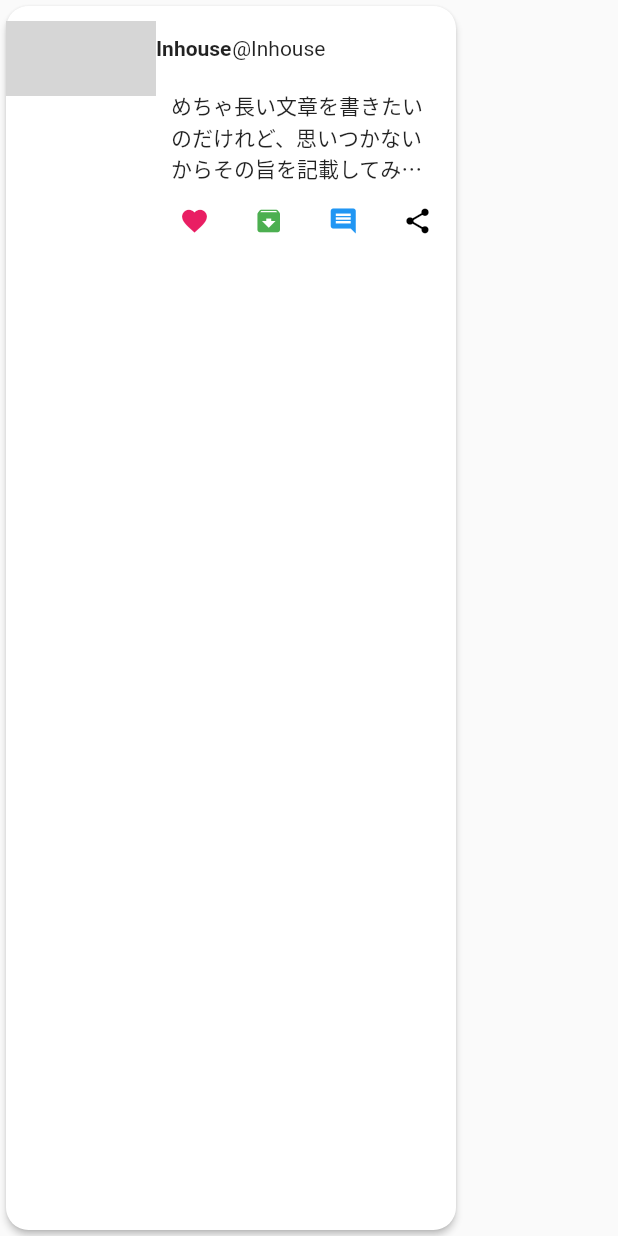
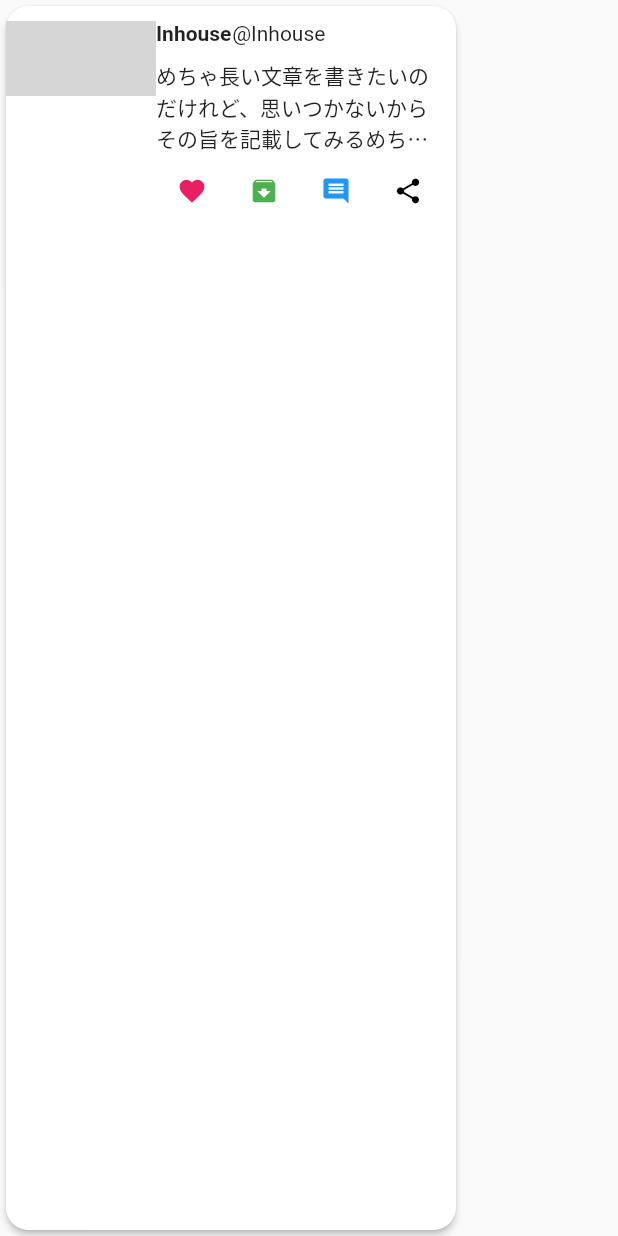
Before and after one commit to co-in-house/app-front, a Flutter app: the PostCard widget shown alone on an empty page, opened directly with empty values, on a phone screen of 412 x 824 dp. Run offline on Flutter 3.47's test engine with Material 2 defaults, Android fonts, the light colour scheme and no system bars; our stand-ins replace state_notifier; missing offline and left inert: flutter_state_notifier; grey boxes are pictures that could not be loaded.

Commit message:
文章の間隔変更

```diff
--- a/lib/component/timeline/postCard.dart
+++ b/lib/component/timeline/postCard.dart
@@ -39,7 +39,7 @@ class PostCard extends StatelessWidget {
                   Row(mainAxisAlignment: MainAxisAlignment.start, children: [
                     Container(
                       padding:
-                          EdgeInsets.symmetric(vertical: 20.0, horizontal: 0.0),
+                          EdgeInsets.symmetric(vertical: 10.0, horizontal: 0.0),
                       child: Text(
                         'Inhouse',
                         overflow: TextOverflow.ellipsis,
@@ -59,8 +59,7 @@ class PostCard extends StatelessWidget {
                     ),
                   ]),
                   Container(
-                    padding:
-                        EdgeInsets.symmetric(vertical: 00.0, horizontal: 10.0),
+                    padding: EdgeInsets.fromLTRB(0.0, 0.0, 10.0, 0),
                     child: Text(
                       'めちゃ長い文章を書きたいのだけれど、思いつかないからその旨を記載してみるめちゃめちゃ長い文章を書きたいのだけれど、思いつかないからその旨を記載してみるめちゃめちゃ長い文章を書きたいのだけれど、思いつかないからその旨を記載してみる',
                       overflow: TextOverflow.ellipsis,
@@ -68,8 +67,7 @@ class PostCard extends StatelessWidget {
                     ),
                   ),
                   Container(
-                      padding:
-                          EdgeInsets.symmetric(vertical: 00.0, horizontal: 0.0),
+                      padding: EdgeInsets.fromLTRB(0.0, 0.0, 10.0, 0.0),
                       child: Row(
                         mainAxisAlignment: MainAxisAlignment.spaceEvenly,
                         children: [
```
